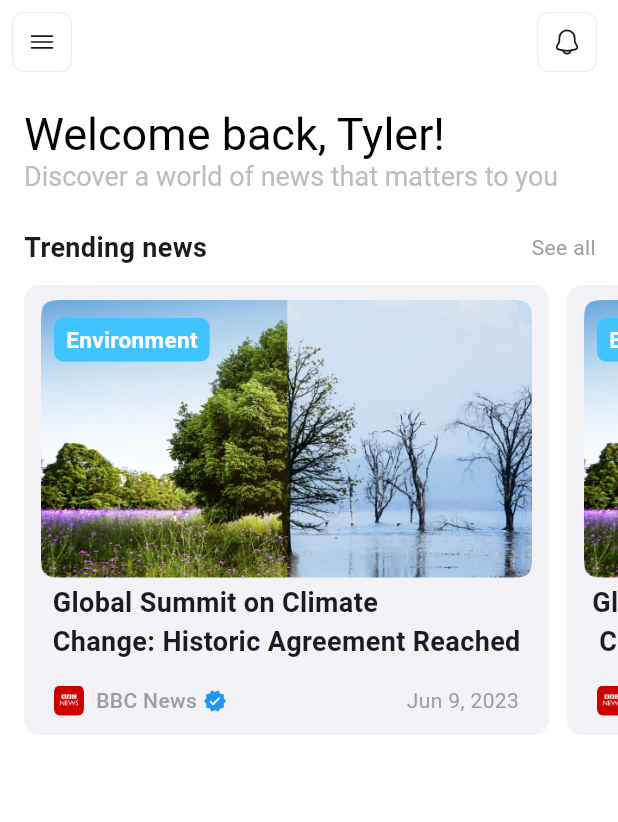
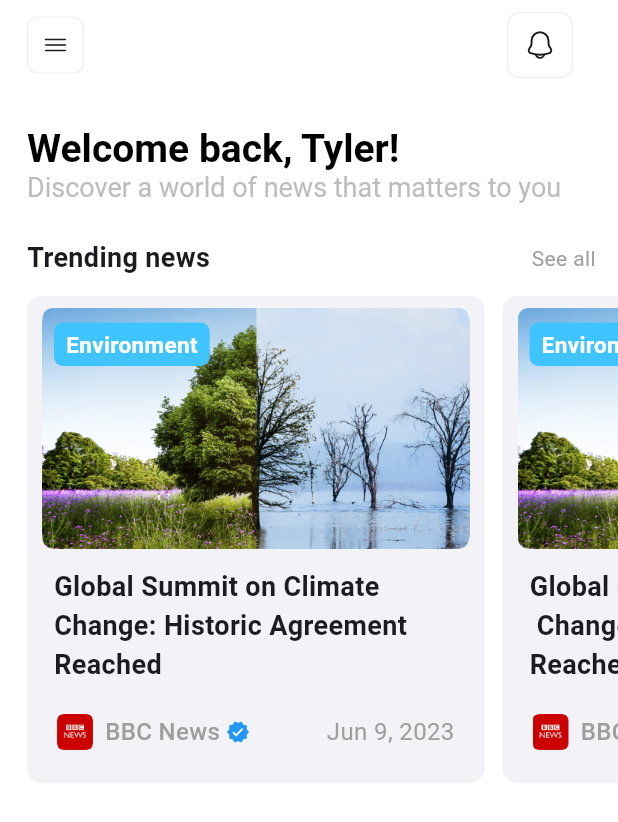
Before and after one commit to Dimo0-n/laborator2PAM, a Flutter app: the screen it shows after launch, on a phone screen of 412 x 824 dp. Shown: the top 822 px of the screen. Run offline on Flutter 3.47's test engine with Material 3 defaults, Android fonts, the phone set to English and light mode, and no system bars; our stand-ins replace flutter_svg.

Commit message:
corectare dimensiuni widgeturi

```diff
--- a/lib/screens/home_screen.dart
+++ b/lib/screens/home_screen.dart
@@ -11,21 +11,30 @@ class HomeScreen extends StatelessWidget {
     return Scaffold(
       backgroundColor: Colors.white,
       appBar: navBar(title: ""),
-      body: Column(
+      body: SingleChildScrollView(
+        child: Column(
           crossAxisAlignment: CrossAxisAlignment.start,
           children: [
             Padding(
-            padding: const EdgeInsets.all(16.0),
+              padding: const EdgeInsets.only(left: 18, top: 24),
               child: RichText(
                 text: TextSpan(
                   children: [
                     TextSpan(
                       text: 'Welcome back, Tyler!\n',
-                    style: TextStyle(fontSize: 30, fontWeight: FontWeight.normal, color: Colors.black),
+                      style: TextStyle(
+                        fontSize: 26,
+                        fontWeight: FontWeight.bold,
+                        color: Colors.black,
+                      ),
                     ),
                     TextSpan(
                       text: 'Discover a world of news that matters to you',
-                    style: TextStyle(fontSize: 18, fontWeight: FontWeight.normal, color: Colors.grey[400]),
+                      style: TextStyle(
+                        fontSize: 18,
+                        fontWeight: FontWeight.normal,
+                        color: Colors.grey[400],
+                      ),
                     ),
                   ],
                 ),
@@ -34,6 +43,7 @@ class HomeScreen extends StatelessWidget {
             TrendingNewsWidget(),
           ],
         ),
+      ),
     );
   }
 }
--- a/lib/widgets/navbar.dart
+++ b/lib/widgets/navbar.dart
@@ -5,8 +5,13 @@ AppBar navBar({required String title}) {
   return AppBar(
     backgroundColor: Colors.white,
     elevation: 0,
+    toolbarHeight: 60,
     title: Text(title, style: const TextStyle(color: Colors.black)),
-    leading: IconButton(
+    leading: Padding(
+      padding: const EdgeInsets.only(top: 0, left: 18),
+      child: IconButton(
+        padding: EdgeInsets.zero,
+        constraints: const BoxConstraints(),
         icon: SvgPicture.asset(
           'assets/lateral_menu.svg',
           width: 52,
@@ -16,8 +21,11 @@ AppBar navBar({required String title}) {
           // logica pentru meniul lateral
         },
       ),
+    ),
     actions: [
-      IconButton(
+      Padding(
+        padding: const EdgeInsets.only(top: 0, right: 18),
+        child: IconButton(
           icon: SvgPicture.asset(
             'assets/notification.svg',
             width: 52,
@@ -27,6 +35,7 @@ AppBar navBar({required String title}) {
             // logica pentru notificări
           },
         ),
+      ),
     ],
   );
 }
--- a/lib/widgets/trending_news.dart
+++ b/lib/widgets/trending_news.dart
@@ -7,11 +7,10 @@ class TrendingNewsWidget extends StatelessWidget {
   @override
   Widget build(BuildContext context) {
     return Padding(
-      padding: const EdgeInsets.only(left: 16.0, top: 8.0),
+      padding: const EdgeInsets.only(left: 18, top: 24),
       child: Column(
         crossAxisAlignment: CrossAxisAlignment.start,
         children: [
-          // Textul de sus
           Row(
             children: [
               Text(
@@ -29,7 +28,7 @@ class TrendingNewsWidget extends StatelessWidget {
           const SizedBox(height: 12),
 
           SizedBox(
-            height: 300,
+            height: 325,
             child: ListView(
               scrollDirection: Axis.horizontal,
               physics: BouncingScrollPhysics(),
--- a/lib/widgets/trending_news_element.dart
+++ b/lib/widgets/trending_news_element.dart
@@ -18,7 +18,7 @@ class TrendingCard extends StatelessWidget {
   @override
   Widget build(BuildContext context) {
     return Container(
-      width: 350, // lățimea cardului
+      width: 305,
       margin: const EdgeInsets.only(right: 12),
       decoration: BoxDecoration(
         color: CupertinoColors.systemGrey6,
@@ -26,24 +26,24 @@ class TrendingCard extends StatelessWidget {
       ),
       child: Column(
         children: [
-          const SizedBox(height: 10),
+          const SizedBox(height: 8),
           Stack(
             children: [
               ClipRRect(
                 borderRadius: const BorderRadius.only(
-                  topLeft: Radius.circular(10),
-                  topRight: Radius.circular(10),
+                  topLeft: Radius.circular(8),
+                  topRight: Radius.circular(8),
                 ),
                 child: Image.asset(
                   imagePath,
-                  height: 185,
+                  height: 161,
                   width: double.infinity,
                   fit: BoxFit.contain,
                 ),
               ),
               Positioned(
-                top: 12,
-                left: 20,
+                top: 10,
+                left: 18,
                 child: Container(
                   padding: const EdgeInsets.symmetric(horizontal: 8, vertical: 4),
                   decoration: BoxDecoration(
@@ -64,14 +64,14 @@ class TrendingCard extends StatelessWidget {
           ),
           const SizedBox(height: 4),
           Padding(
-            padding: const EdgeInsets.symmetric(horizontal: 8.0),
+            padding: const EdgeInsets.only(left: 18, top: 8),
             child: Text(
               title,
               style: const TextStyle(fontSize: 18, fontWeight: FontWeight.bold),
               textAlign: TextAlign.start,
             ),
           ),
-          const SizedBox(height: 8),
+          const SizedBox(height: 12),
           Padding(
             padding: const EdgeInsets.symmetric(horizontal: 20.0, vertical: 8.0),
             child: Row(
@@ -80,11 +80,11 @@ class TrendingCard extends StatelessWidget {
                 ClipRRect(
                   borderRadius: BorderRadius.circular(4),
                   child: SizedBox(
-                    width: 20,
-                    height: 20,
+                    width: 24,
+                    height: 24,
                     child: Image.asset(
                       "assets/bbc_logo.png",
-                      fit: BoxFit.cover, // acoperă toată zona
+                      fit: BoxFit.cover,
                     ),
                   ),
                 ),
@@ -93,7 +93,7 @@ class TrendingCard extends StatelessWidget {
                 Text(
                   source,
                   style: const TextStyle(
-                    fontSize: 14,
+                    fontSize: 16,
                     color: Colors.grey,
                     fontWeight: FontWeight.w500,
                   ),
@@ -109,7 +109,7 @@ class TrendingCard extends StatelessWidget {
                 Text(
                   date,
                   style: const TextStyle(
-                    fontSize: 14,
+                    fontSize: 16,
                     color: Colors.grey,
                   ),
                 ),
```
Also changed, not shown: lib/widgets/post.dart (deleted), lib/widgets/recommendation_post.dart (added). Lines whose indentation alone changed are shown as unchanged.
